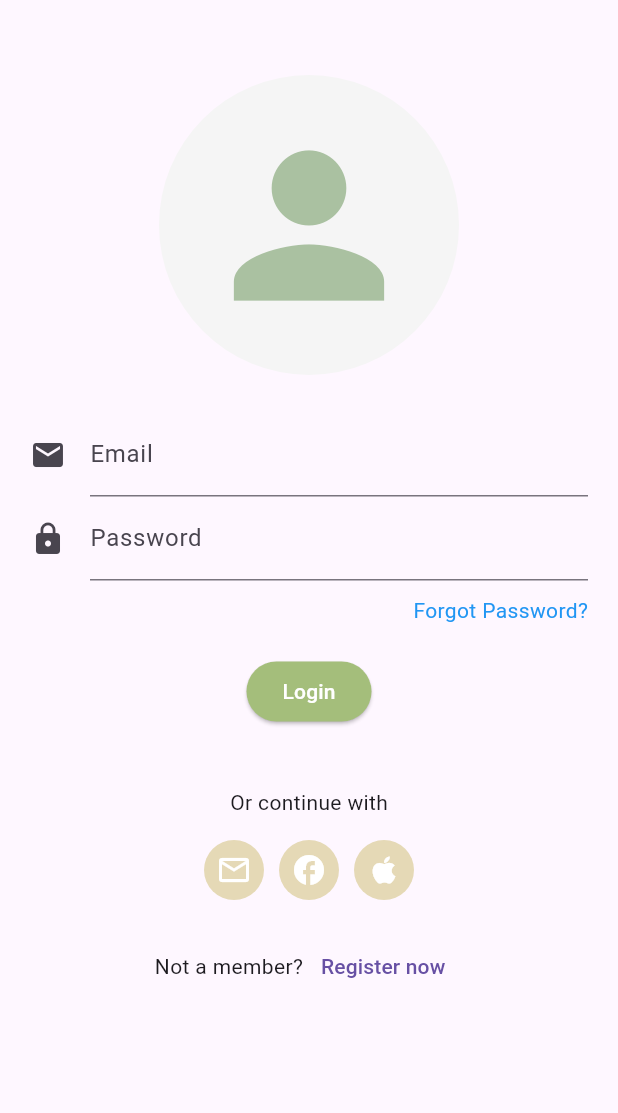
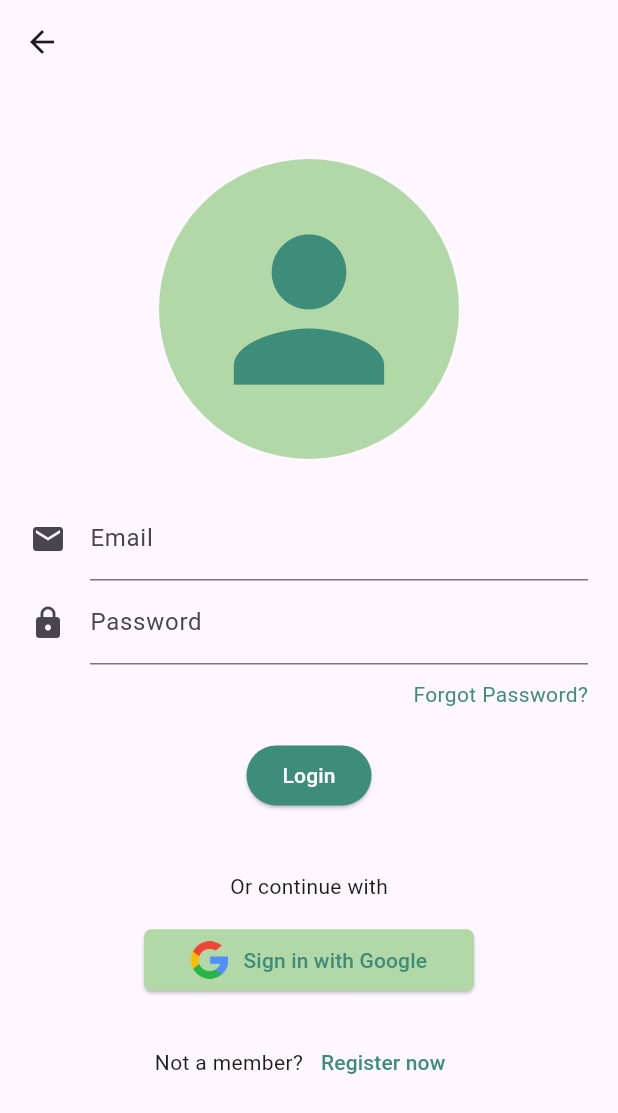
Before and after one commit to jatnipit/hotel-booking-project, a Flutter app: the LoginPage screen opened directly, on a phone screen of 412 x 824 dp. Shown: the top 1113 px of the screen. Run offline on Flutter 3.47's test engine with Material 3 defaults, Android fonts, the phone set to English and light mode, and no system bars; our stand-ins replace firebase_auth, firebase_core, google_sign_in; accounts and stored records are empty.

Commit message:
update login page

```diff
--- a/lib/app_colors.dart
+++ b/lib/app_colors.dart
@@ -2,4 +2,6 @@ import 'package:flutter/material.dart';
 
 class AppColors {
   static const Color primary = Color(0xff3D8D7A);
+  static const Color secondary = Color(0xffA3D1C6);
+  static const Color loginIcon = Color(0xffB3D8A8);
 }
--- a/lib/authen/forgot_password_page.dart
+++ b/lib/authen/forgot_password_page.dart
@@ -10,6 +10,8 @@ class ForgotPasswordPage extends StatefulWidget {
 class _ForgotPasswordPageState extends State<ForgotPasswordPage> {
   @override
   Widget build(BuildContext context) {
-    return const Scaffold();
+    return Scaffold(
+      appBar: AppBar(),
+    );
   }
 }
--- a/lib/authen/login_page.dart
+++ b/lib/authen/login_page.dart
@@ -1,6 +1,7 @@
 import 'package:flutter/material.dart';
 import 'package:firebase_auth/firebase_auth.dart';
 import 'package:google_sign_in/google_sign_in.dart';
+import 'package:project/app_colors.dart';
 
 import 'forgot_password_page.dart';
 import 'register_page.dart';
@@ -64,7 +65,9 @@ class _LoginPageState extends State<LoginPage> {
 
   @override
   Widget build(BuildContext context) {
-    return SingleChildScrollView(
+    return Scaffold(
+      appBar: AppBar(),
+      body: SingleChildScrollView(
         child: Padding(
           padding: const EdgeInsets.all(20.0),
           child: Column(
@@ -76,11 +79,11 @@ class _LoginPageState extends State<LoginPage> {
                   margin: const EdgeInsets.only(top: 30, bottom: 10),
                   padding: const EdgeInsets.all(10),
                   decoration: BoxDecoration(
-                  color: Colors.grey[100],
+                    color: AppColors.loginIcon,
                     shape: BoxShape.circle,
                   ),
                   child: const Icon(Icons.person,
-                    size: 150, color: Color.fromRGBO(95, 141, 78, 0.5)),
+                      size: 150, color: AppColors.primary),
                 ),
               ),
               const SizedBox(height: 15),
@@ -124,7 +127,7 @@ class _LoginPageState extends State<LoginPage> {
                         },
                         child: const Text(
                           'Forgot Password?',
-                        style: TextStyle(color: Colors.blue),
+                          style: TextStyle(color: AppColors.primary),
                         ),
                       ),
                     ),
@@ -132,7 +135,7 @@ class _LoginPageState extends State<LoginPage> {
                     ElevatedButton(
                       onPressed: signUserIn,
                       style: ElevatedButton.styleFrom(
-                      backgroundColor: const Color.fromRGBO(164, 190, 123, 1),
+                        backgroundColor: AppColors.primary,
                       ),
                       child: const Text(
                         'Login',
@@ -145,30 +148,49 @@ class _LoginPageState extends State<LoginPage> {
               const SizedBox(height: 40),
               const Text('Or continue with'),
               const SizedBox(height: 15),
-            Row(
+              // Row(
+              //   mainAxisAlignment: MainAxisAlignment.center,
+              //   children: [
+              //     GestureDetector(
+              //       onTap: signInWithGoogle,
+              //       child: CircleAvatar(
+              //         radius: 20,
+              //         backgroundColor: AppColors.loginIcon,
+              //         child: Image.asset(
+              //           'assets/logo/google_logo.png',
+              //           height: 20,
+              //         ),
+              //       ),
+              //     ),
+              //   ],
+              // ),
+
+              SizedBox(
+                width: 220,
+                child: ElevatedButton(
+                    onPressed: () {},
+                    style: ElevatedButton.styleFrom(
+                        backgroundColor: AppColors.loginIcon,
+                        shape: RoundedRectangleBorder(
+                            borderRadius: BorderRadius.circular(5)),
+                        padding: const EdgeInsets.symmetric(
+                            horizontal: 10, vertical: 8)),
+                    child: Row(
                       mainAxisAlignment: MainAxisAlignment.center,
                       children: [
-                GestureDetector(
-                  onTap: signInWithGoogle,
-                  child: const CircleAvatar(
-                    radius: 20,
-                    backgroundColor: Color.fromRGBO(229, 217, 182, 1),
-                    child: Icon(Icons.mail_outline, color: Colors.white),
+                        Image.asset(
+                          'assets/logo/google_logo.png',
+                          height: 25,
+                        ),
+                        const SizedBox(width: 10),
+                        Text(
+                          'Sign in with Google',
+                          style: TextStyle(
+                            color: AppColors.primary,
                           ),
                         ),
-                const SizedBox(width: 10),
-                const CircleAvatar(
-                  radius: 20,
-                  backgroundColor: Color.fromRGBO(229, 217, 182, 1),
-                  child: Icon(Icons.facebook, color: Colors.white),
-                ),
-                const SizedBox(width: 10),
-                const CircleAvatar(
-                  radius: 20,
-                  backgroundColor: Color.fromRGBO(229, 217, 182, 1),
-                  child: Icon(Icons.apple, color: Colors.white),
-                ),
                       ],
+                    )),
               ),
               const SizedBox(height: 20),
               Row(
@@ -184,13 +206,17 @@ class _LoginPageState extends State<LoginPage> {
                         ),
                       );
                     },
-                  child: const Text('Register now'),
+                    child: const Text(
+                      'Register now',
+                      style: TextStyle(color: AppColors.primary),
+                    ),
                   ),
                 ],
               )
             ],
           ),
         ),
+      ),
     );
   }
 }
--- a/pubspec.yaml
+++ b/pubspec.yaml
@@ -2,7 +2,7 @@ name: project
 description: "A new Flutter project."
 # The following line prevents the package from being accidentally published to
 # pub.dev using `flutter pub publish`. This is preferred for private packages.
-publish_to: 'none' # Remove this line if you wish to publish to pub.dev
+publish_to: "none" # Remove this line if you wish to publish to pub.dev
 
 # The following defines the version and build number for your application.
 # A version number is three numbers separated by dots, like 1.2.43
@@ -55,7 +55,6 @@ dev_dependencies:
 
 # The following section is specific to Flutter packages.
 flutter:
-
   # The following line ensures that the Material Icons font is
   # included with your application, so that you can use the icons in
   # the material Icons class.
@@ -91,3 +90,5 @@ flutter:
   #
   # For details regarding fonts from package dependencies,
   # see https://flutter.dev/to/font-from-package
+  assets:
+    - assets/logo/
```
Also changed, not shown: lib/main.dart (+22 -2 lines), assets/logo/google_logo.png (added). Lines whose indentation alone changed are shown as unchanged.
